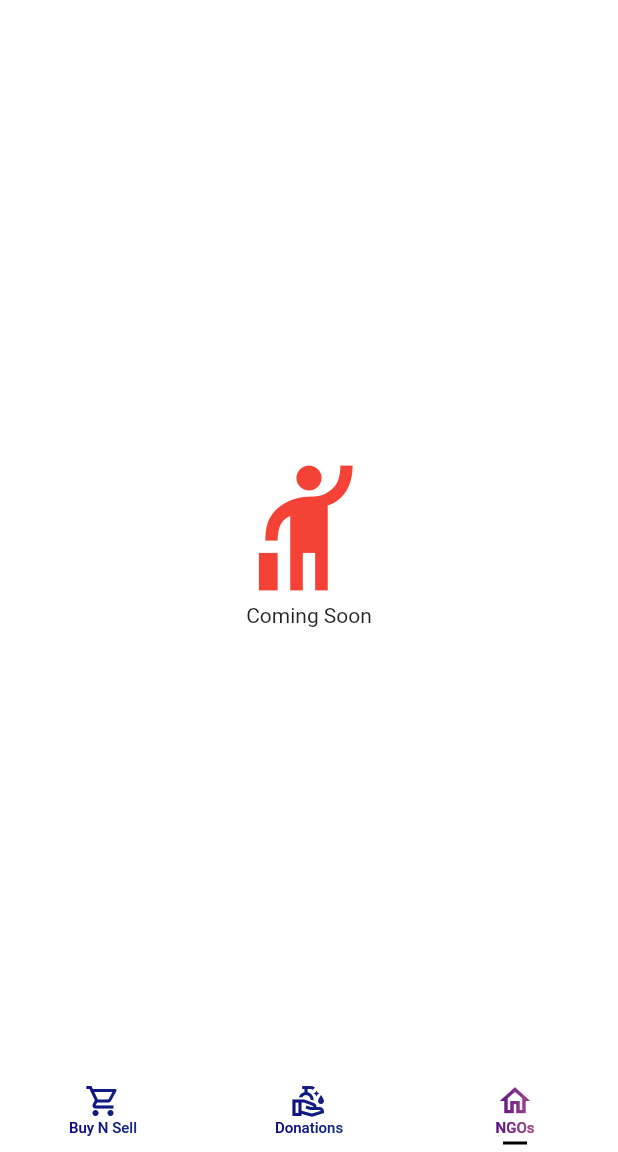
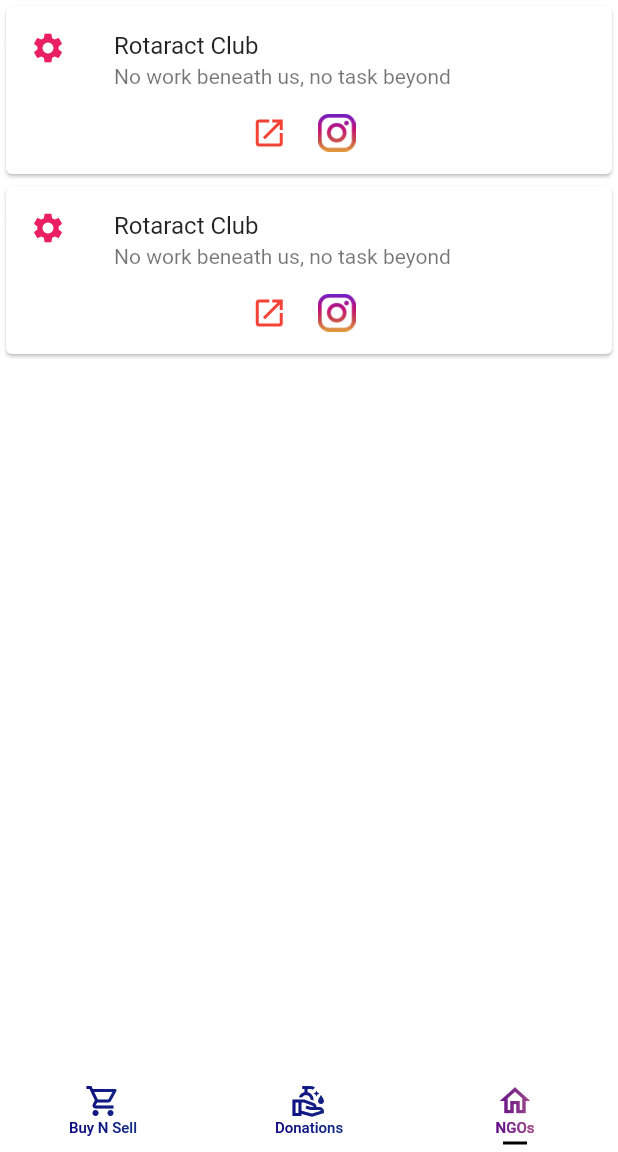
Before and after one commit to Simran-saluja03/ManipalX, a Flutter app: the screen it shows once a user with an empty profile is signed in, item 3 of the bottom bar chosen, on a phone screen of 412 x 824 dp, the part 84-1236 px from its top. Run offline on Flutter 3.47's test engine with Material 2 defaults, Android fonts, the phone set to English and light mode, and no system bars; our stand-ins replace cloud_firestore, firebase_auth, firebase_core, firebase_storage, fluttertoast, image_picker and 1 more; accounts and stored records are empty.

Commit message:
error free

```diff
--- /dev/null
+++ b/lib/assets/ngos.json
@@ -0,0 +1,16 @@
+[
+    {
+    "name":"Rotaract Club",
+    "desc":"No work beneath us, no task beyond",
+    "web":"https://www.instagram.com/rotaractclubmanipal",
+    "ig":"https://www.instagram.com/rotaractclubmanipal",
+    "img": "https://picsum.photos/250?image=9"
+    },
+    {
+        "name":"Rotaract Club",
+        "desc":"No work beneath us, no task beyond",
+        "web":"https://www.instagram.com/rotaractclubmanipal",
+        "ig":"https://www.instagram.com/rotaractclubmanipal",
+        "img": "https://picsum.photos/250?image=9"
+        }
+  ]
--- a/lib/pages/NGOs.dart
+++ b/lib/pages/NGOs.dart
@@ -1,4 +1,6 @@
 import 'package:flutter/material.dart';
+import 'dart:convert';
+import 'package:url_launcher/url_launcher.dart';
 
 class NGOs extends StatefulWidget {
   const NGOs({Key? key}) : super(key: key);
@@ -11,17 +13,66 @@ class _NGOsState extends State<NGOs> {
   @override
   Widget build(BuildContext context) {
     return Center(
+        child: FutureBuilder(
+      future: DefaultAssetBundle.of(context).loadString('lib/assets/ngos.json'),
+      builder: (context, snapshot) {
+        // Decode the JSON
+        var newData = json.decode(snapshot.data.toString());
+
+        return ListView.builder(
+          itemBuilder: (BuildContext context, int index) {
+            return Card(
               child: Column(
+                mainAxisSize: MainAxisSize.min,
+                children: <Widget>[
+                  const ListTile(
+                    leading: Icon(Icons.settings, color: Colors.pink),
+                    title: Text('Rotaract Club'),
+                    subtitle: Text('No work beneath us, no task beyond'),
+                  ),
+                  Row(
                     mainAxisAlignment: MainAxisAlignment.center,
-        children: [
-          Icon(
-            Icons.hail_outlined,
+                    children: <Widget>[
+                      GestureDetector(
+                        onTap: () async {
+                          if (await canLaunch("mail")) {
+                            await launch("mail");
+                          }
+                        },
+                        child: Container(
+                          margin: EdgeInsets.symmetric(horizontal: 10),
+                          width: 25,
+                          child: Icon(
+                            Icons.open_in_new,
                             color: Colors.red,
-            size: 100,
                           ),
-          Text("Coming Soon"),
+                        ),
+                      ),
+                      GestureDetector(
+                        onTap: () async {
+                          if (await canLaunch("mail")) {
+                            await launch("mail");
+                          }
+                        },
+                        child: Container(
+                          margin: EdgeInsets.symmetric(horizontal: 10),
+                          width: 25,
+                          child: Image.asset("lib/assets/ig.png"),
+                        ),
+                      ),
+                      const SizedBox(width: 8),
+                    ],
+                  ),
+                  SizedBox(
+                    height: 15,
+                  )
                 ],
               ),
             );
+          },
+          itemCount: newData == null ? 0 : newData.length,
+        );
+      },
+    ));
   }
 }
--- /dev/null
+++ b/lib/pages/tempCodeRunnerFile.dart
@@ -0,0 +1,4 @@
+// style: TextStyle(
+//                     //   fontFamily: 'Source Sans Pro',
+//                     //   fontSize: 20.0,
+//                     // ),
--- a/pubspec.yaml
+++ b/pubspec.yaml
@@ -3,7 +3,7 @@ description: A new Flutter project.
 
 # The following line prevents the package from being accidentally published to
 # pub.dev using `flutter pub publish`. This is preferred for private packages.
-publish_to: 'none' # Remove this line if you wish to publish to pub.dev
+publish_to: "none" # Remove this line if you wish to publish to pub.dev
 
 # The following defines the version and build number for your application.
 # A version number is three numbers separated by dots, like 1.2.43
@@ -40,7 +40,6 @@ dependencies:
   firebase_storage:
   permission_handler:
 
-
   # The following adds the Cupertino Icons font to your application.
   # Use with the CupertinoIcons class for iOS style icons.
   cupertino_icons: ^1.0.2
@@ -61,7 +60,6 @@ dev_dependencies:
 
 # The following section is specific to Flutter.
 flutter:
-
   # The following line ensures that the Material Icons font is
   # included with your application, so that you can use the icons in
   # the material Icons class.
@@ -74,7 +72,7 @@ flutter:
     - lib/assets/ig.png
     - lib/assets/linked.png
     - lib/assets/gmail.png
-
+    - lib/assets/ngos.json
 
   # An image asset can refer to one or more resolution-specific "variants", see
   # https://flutter.dev/assets-and-images/#resolution-aware.
```
Also changed, not shown: lib/pages/BuyNSell.dart (+64 -61 lines), lib/pages/Donations.dart (+7 -2 lines). Lines whose indentation alone changed are shown as unchanged.
